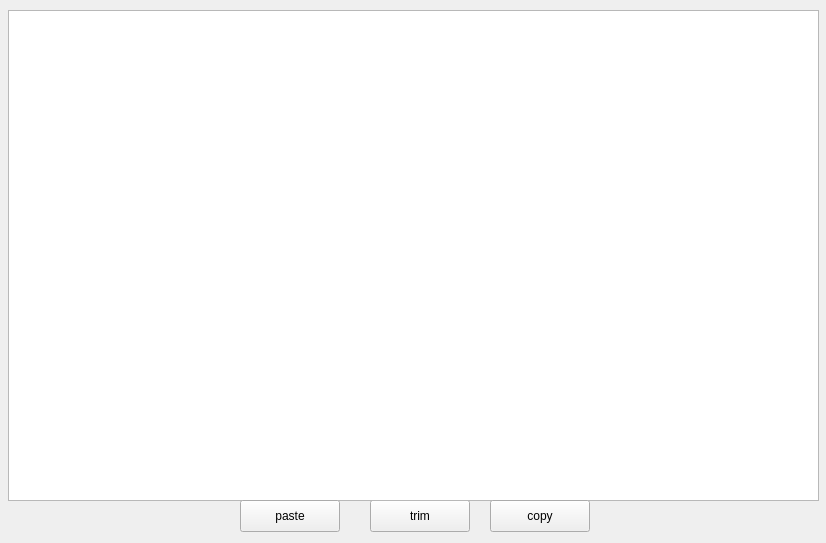
Before: the Qt Designer form trim/widget.ui in franktea/temp, drawn with Qt 5.
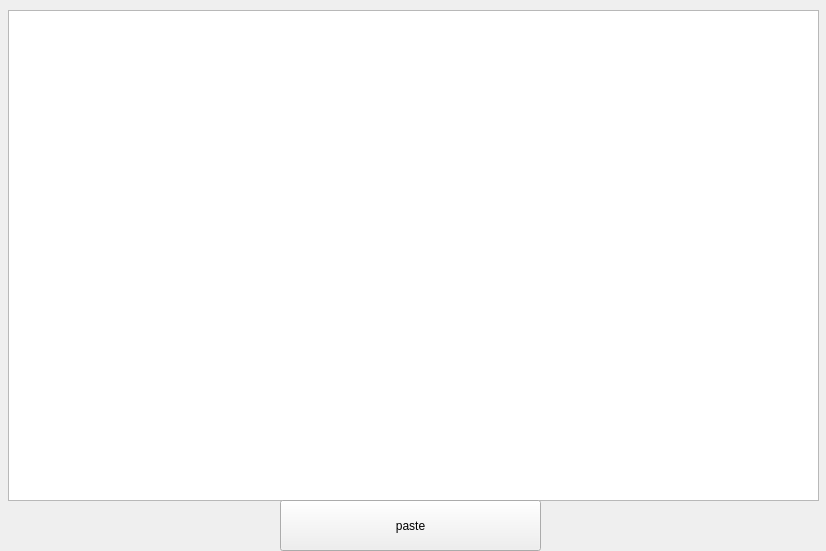
After: the same form once the commit is applied.

Commit message: one button

```diff
--- a/trim/widget.ui
+++ b/trim/widget.ui
@@ -7,25 +7,12 @@
     <x>0</x>
     <y>0</y>
     <width>826</width>
-    <height>543</height>
+    <height>551</height>
    </rect>
   </property>
   <property name="windowTitle">
    <string>Widget</string>
   </property>
-  <widget class="QPushButton" name="trim">
-   <property name="geometry">
-    <rect>
-     <x>370</x>
-     <y>500</y>
-     <width>100</width>
-     <height>32</height>
-    </rect>
-   </property>
-   <property name="text">
-    <string>trim</string>
-   </property>
-  </widget>
   <widget class="QPlainTextEdit" name="plainTextEdit">
    <property name="geometry">
     <rect>
@@ -36,26 +23,13 @@
     </rect>
    </property>
   </widget>
-  <widget class="QPushButton" name="copy">
-   <property name="geometry">
-    <rect>
-     <x>490</x>
-     <y>500</y>
-     <width>100</width>
-     <height>32</height>
-    </rect>
-   </property>
-   <property name="text">
-    <string>copy</string>
-   </property>
-  </widget>
   <widget class="QPushButton" name="paste">
    <property name="geometry">
     <rect>
-     <x>240</x>
+     <x>280</x>
      <y>500</y>
-     <width>100</width>
-     <height>32</height>
+     <width>261</width>
+     <height>51</height>
     </rect>
    </property>
    <property name="text">
```
The commit also changes 2 other files.
